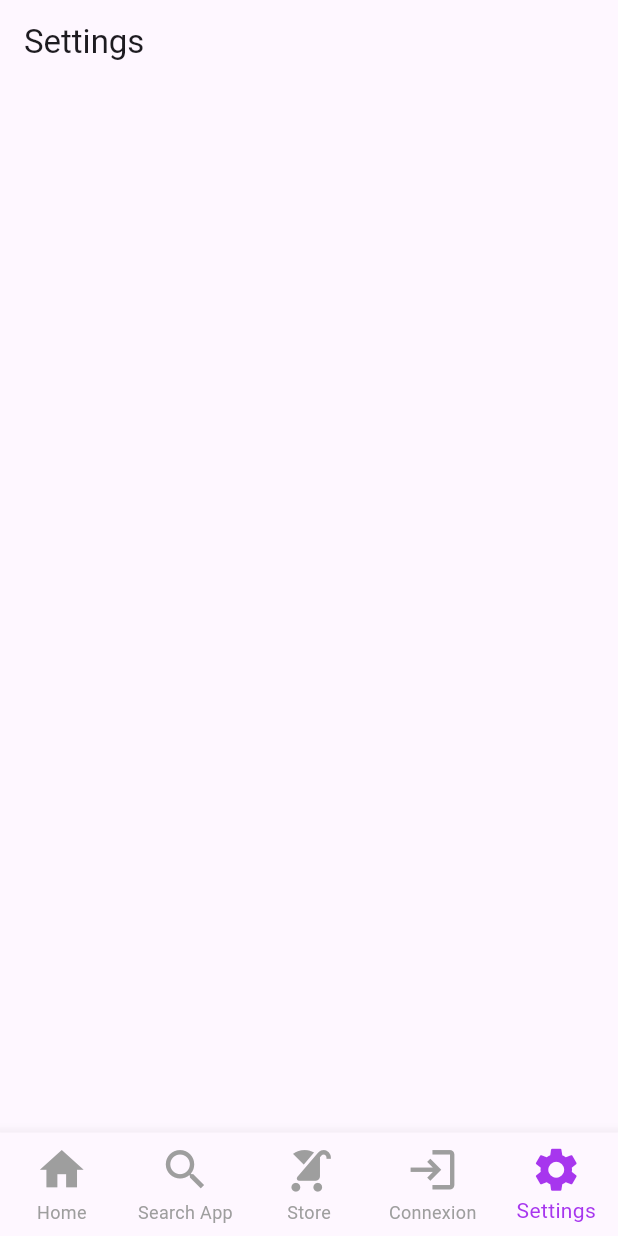
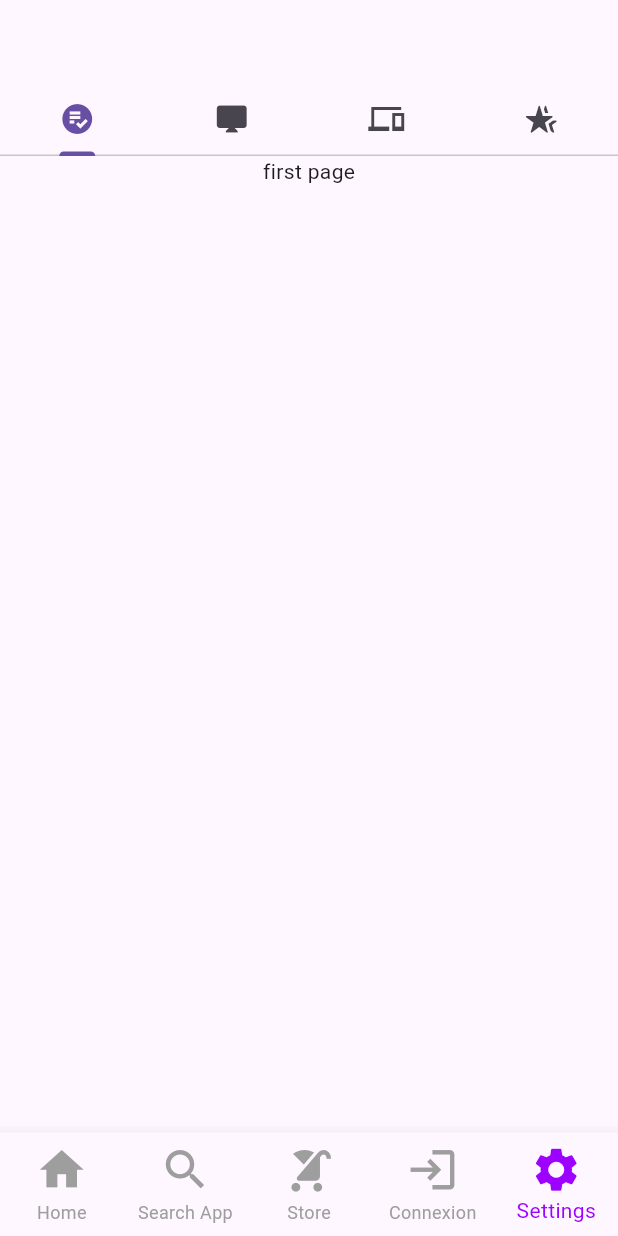
Before and after one commit to salif18/flutter-demo-App-store, a Flutter app: the screen it shows after launch, item 5 of the bottom bar chosen, on a phone screen of 412 x 824 dp. Run offline on Flutter 3.47's test engine with Material 3 defaults, Android fonts, the phone set to English and light mode, and no system bars.

```diff
--- a/MobStore/lib/main.dart
+++ b/MobStore/lib/main.dart
@@ -16,9 +16,16 @@ class MyApp extends StatefulWidget {
 
 class _MyAppState extends State<MyApp> {
   int _currentIndex = 0;
+  int _selectedIndex = 0;
 
   void _selectedPages(int index) {
     setState(()=>_currentIndex = index);
+  }
+
+  void _onItemTaped(index){
+    setState(() {
+      _selectedIndex =index;
+    });
   }
 
   @override
@@ -32,13 +39,72 @@ class _MyAppState extends State<MyApp> {
           StoreScreen(),
           MyForm(),
           MySettings(),
+        ][_currentIndex],
+        drawer: Drawer(
+          child:ListView(
+            children:  [
+              DrawerHeader(
+                child: ClipRRect(
+                  child: Image(
+                    image:AssetImage('assets/images/logo1.jfif')
+                  )
+                ),
+                decoration: BoxDecoration(
+                  color:Colors.purpleAccent,
+                ),
+                ),
+                 ListTile(
+                  title: const Text('Profil'),
+                  selected: _selectedIndex == 0,
+                  onTap: null,
 
-        ][_currentIndex],
+                 ),
+                 ListTile(
+                  title: const Text('Settings'),
+                  selected: _selectedIndex == 4,
+                  onTap: (){
+                    _onItemTaped(1);
+                    Navigator.pop(context);
+                  },
+
+                 ),
+                 ListTile(
+                  title: const Text('Profil'),
+                  selected: _selectedIndex == 0,
+                  onTap: null,
+
+                 ),
+                 ListTile(
+                  title: const Text('Profil'),
+                  selected: _selectedIndex == 0,
+                  onTap: null,
+                 ),
+                 ListTile(
+                  title: const Text('Profil'),
+                  selected: _selectedIndex == 0,
+                  onTap: null,
+
+                 ),
+                 ListTile(
+                  title: const Text('Profil'),
+                  selected: _selectedIndex == 0,
+                  onTap: null,
+
+                 ),
+                 ListTile(
+                  title: const Text('Profil'),
+                  selected: _selectedIndex == 0,
+                  onTap: null,
+
+                 )
+              ],
+            )
+        ),
         bottomNavigationBar: BottomNavigationBar(
           type: BottomNavigationBarType.fixed,
           currentIndex: _currentIndex,
           onTap: (index) => _selectedPages(index),
-          selectedItemColor: const Color.fromARGB(255, 167, 54, 238),
+          selectedItemColor: const Color.fromARGB(255, 157, 1, 255),
           unselectedItemColor: Colors.grey,
 
           items:const [
--- a/MobStore/lib/screens/home/widgets/header.dart
+++ b/MobStore/lib/screens/home/widgets/header.dart
@@ -31,10 +31,10 @@ class Header extends StatelessWidget {
             mainAxisAlignment: MainAxisAlignment.center,
             crossAxisAlignment: CrossAxisAlignment.start,
             children: [
-              Text("Mob store",
+              Text("Mob Store",
               style: TextStyle(
-                fontSize:25,
-                fontWeight: FontWeight.bold,
+                fontSize:28,
+                fontWeight: FontWeight.w900,
                 color: Colors.white
                 ),),
                 Text("Magasin des applications",
--- a/MobStore/lib/screens/settings/settings.dart
+++ b/MobStore/lib/screens/settings/settings.dart
@@ -5,13 +5,39 @@ class MySettings extends StatelessWidget {
 
   @override
   Widget build(BuildContext context) {
-    return Scaffold(
-      appBar:AppBar(
-        title:Text('Settings'),
+    return DefaultTabController(
+      length: 4,
+      child: Scaffold(
+        appBar: AppBar(
+          bottom: const TabBar(
+            tabs: [
+              Tab(icon: Icon(Icons.playlist_add_check_circle,)),
+              Tab(icon:Icon(Icons.desktop_mac)),
+              Tab(icon:Icon(Icons.devices_sharp)),
+              Tab(icon:Icon(Icons.hotel_class_rounded))
+            ]
+            ),
+        ),
+        body:const TabBarView(
+         children: [
+          Column(
+            children:[
+              Text('first page')
+              ]
+          ),
+           Column(
+            children:[Text('second page')]
+          ),
+           Column(
+            children:[Text('thirst page')]
+          ),
+           Column(
+            children:[Text('forst page')]
+          )
+         ],
+
+        ),
       ),
-      body: SingleChildScrollView(
-
-      ),
-    );
+      );
   }
 }
```
Also changed, not shown: MobStore/lib/screens/home/widgets/containeritems.dart (+4 -4 lines).
